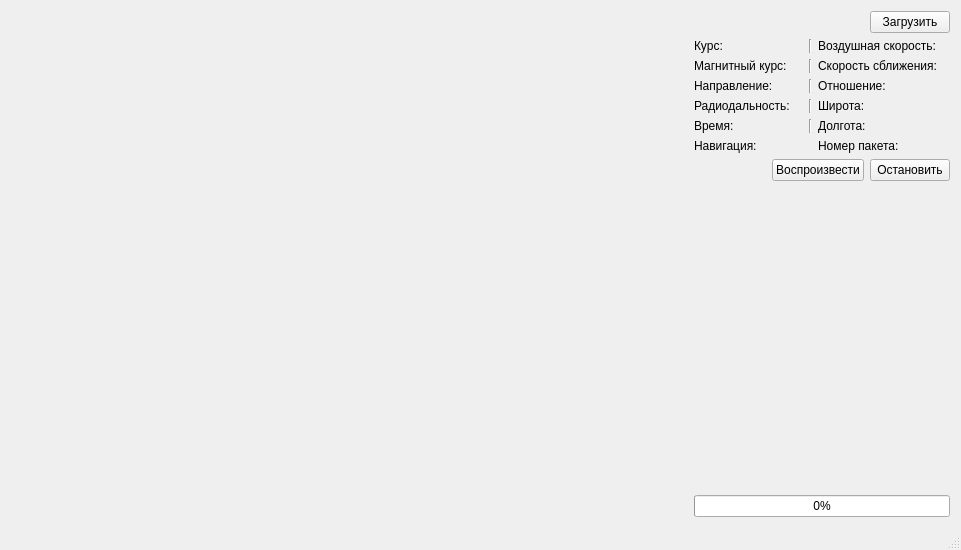
Before: the Qt Designer form MainWindow.ui in armind13/uav-convergence, drawn with Qt 5.
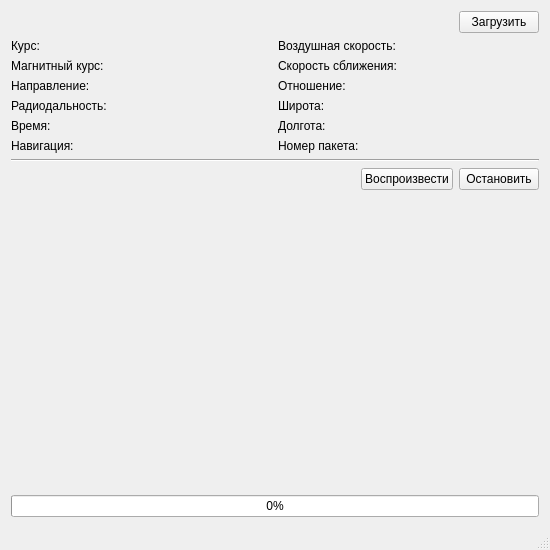
After: the same form once the commit is applied.

Diff of the .ui file:
```diff
--- a/MainWindow.ui
+++ b/MainWindow.ui
@@ -6,13 +6,13 @@
    <rect>
     <x>0</x>
     <y>0</y>
-    <width>961</width>
+    <width>550</width>
     <height>550</height>
    </rect>
   </property>
   <property name="minimumSize">
    <size>
-    <width>400</width>
+    <width>550</width>
     <height>550</height>
    </size>
   </property>
@@ -20,24 +20,7 @@
    <string>MainWindow</string>
   </property>
   <widget class="QWidget" name="centralWidget">
-   <layout class="QHBoxLayout" name="horizontalLayout_3" stretch="1,0">
-    <item>
-     <layout class="QHBoxLayout" name="horizontalLayout_4">
-      <item>
-       <spacer name="mapArea">
-        <property name="orientation">
-         <enum>Qt::Horizontal</enum>
-        </property>
-        <property name="sizeHint" stdset="0">
-         <size>
-          <width>40</width>
-          <height>20</height>
-         </size>
-        </property>
-       </spacer>
-      </item>
-     </layout>
-    </item>
+   <layout class="QHBoxLayout" name="horizontalLayout_3" stretch="0">
     <item>
      <layout class="QVBoxLayout" name="verticalLayout">
       <item>
@@ -102,13 +85,34 @@
           </property>
          </widget>
         </item>
-        <item row="3" column="4">
+        <item row="3" column="3">
          <widget class="QLabel" name="latitudeLabel">
           <property name="text">
            <string/>
           </property>
          </widget>
         </item>
+        <item row="0" column="1">
+         <widget class="QLabel" name="yawLabel">
+          <property name="text">
+           <string/>
+          </property>
+         </widget>
+        </item>
+        <item row="1" column="3">
+         <widget class="QLabel" name="convergenceSpeedLabel">
+          <property name="text">
+           <string/>
+          </property>
+         </widget>
+        </item>
+        <item row="3" column="1">
+         <widget class="QLabel" name="gscDistanceLabel">
+          <property name="text">
+           <string/>
+          </property>
+         </widget>
+        </item>
         <item row="5" column="1">
          <widget class="QLabel" name="navigationModeLabel">
           <property name="text">
@@ -137,10 +141,10 @@
           </property>
          </widget>
         </item>
-        <item row="1" column="4">
-         <widget class="QLabel" name="convergenceSpeedLabel">
+        <item row="2" column="2">
+         <widget class="QLabel" name="label_13">
           <property name="text">
-           <string/>
+           <string>Отношение:</string>
           </property>
          </widget>
         </item>
@@ -158,14 +162,14 @@
           </property>
          </widget>
         </item>
-        <item row="1" column="3">
+        <item row="1" column="2">
          <widget class="QLabel" name="label_12">
           <property name="text">
            <string>Скорость сближения:</string>
           </property>
          </widget>
         </item>
-        <item row="0" column="3">
+        <item row="0" column="2">
          <widget class="QLabel" name="label_11">
           <property name="text">
            <string>Воздушная скорость:</string>
@@ -173,90 +177,48 @@
          </widget>
         </item>
         <item row="2" column="3">
-         <widget class="QLabel" name="label_13">
-          <property name="text">
-           <string>Отношение:</string>
-          </property>
-         </widget>
-        </item>
-        <item row="4" column="4">
-         <widget class="QLabel" name="longitudeLabel">
-          <property name="text">
-           <string/>
-          </property>
-         </widget>
-        </item>
-        <item row="2" column="4">
          <widget class="QLabel" name="ratioSpeedLabel">
           <property name="text">
            <string/>
           </property>
          </widget>
         </item>
-        <item row="3" column="3">
-         <widget class="QLabel" name="label_14">
-          <property name="text">
-           <string>Широта:</string>
-          </property>
-         </widget>
-        </item>
         <item row="4" column="3">
+         <widget class="QLabel" name="longitudeLabel">
+          <property name="text">
+           <string/>
+          </property>
+         </widget>
+        </item>
+        <item row="4" column="2">
          <widget class="QLabel" name="label_15">
           <property name="text">
            <string>Долгота:</string>
           </property>
          </widget>
         </item>
-        <item row="0" column="4">
-         <widget class="QLabel" name="airSpeedLabel">
-          <property name="text">
-           <string/>
-          </property>
-         </widget>
-        </item>
-        <item row="2" column="2">
-         <widget class="Line" name="line">
-          <property name="orientation">
-           <enum>Qt::Vertical</enum>
-          </property>
-         </widget>
-        </item>
-        <item row="1" column="2">
-         <widget class="Line" name="line_2">
-          <property name="orientation">
-           <enum>Qt::Vertical</enum>
-          </property>
-         </widget>
-        </item>
-        <item row="0" column="2">
-         <widget class="Line" name="line_3">
-          <property name="orientation">
-           <enum>Qt::Vertical</enum>
-          </property>
-         </widget>
-        </item>
         <item row="3" column="2">
-         <widget class="Line" name="line_4">
-          <property name="orientation">
-           <enum>Qt::Vertical</enum>
+         <widget class="QLabel" name="label_14">
+          <property name="text">
+           <string>Широта:</string>
           </property>
          </widget>
         </item>
-        <item row="4" column="2">
-         <widget class="Line" name="line_5">
-          <property name="orientation">
-           <enum>Qt::Vertical</enum>
-          </property>
-         </widget>
-        </item>
-        <item row="5" column="3">
+        <item row="5" column="2">
          <widget class="QLabel" name="label_4">
           <property name="text">
            <string>Номер пакета:</string>
           </property>
          </widget>
         </item>
-        <item row="5" column="4">
+        <item row="0" column="3">
+         <widget class="QLabel" name="airSpeedLabel">
+          <property name="text">
+           <string/>
+          </property>
+         </widget>
+        </item>
+        <item row="5" column="3">
          <widget class="QLabel" name="packetIdLabel">
           <property name="text">
            <string/>
@@ -265,6 +227,13 @@
         </item>
        </layout>
       </item>
+      <item>
+       <widget class="Line" name="line_6">
+        <property name="orientation">
+         <enum>Qt::Horizontal</enum>
+        </property>
+       </widget>
+      </item>
       <item>
        <layout class="QHBoxLayout" name="horizontalLayout_2">
         <item>
```
Left out of the diff: 28 changed lines with no effect on the pictures.
